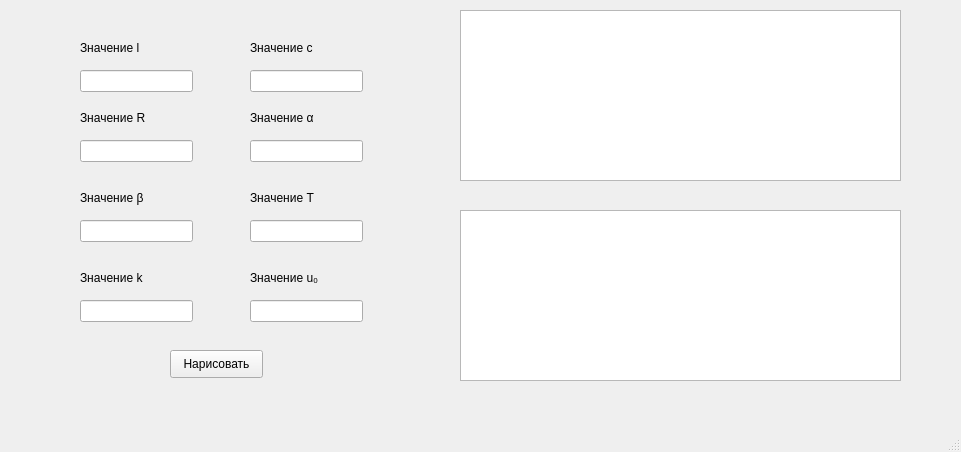
DonMaxon/nmmp, file interface.ui: the form before one commit.
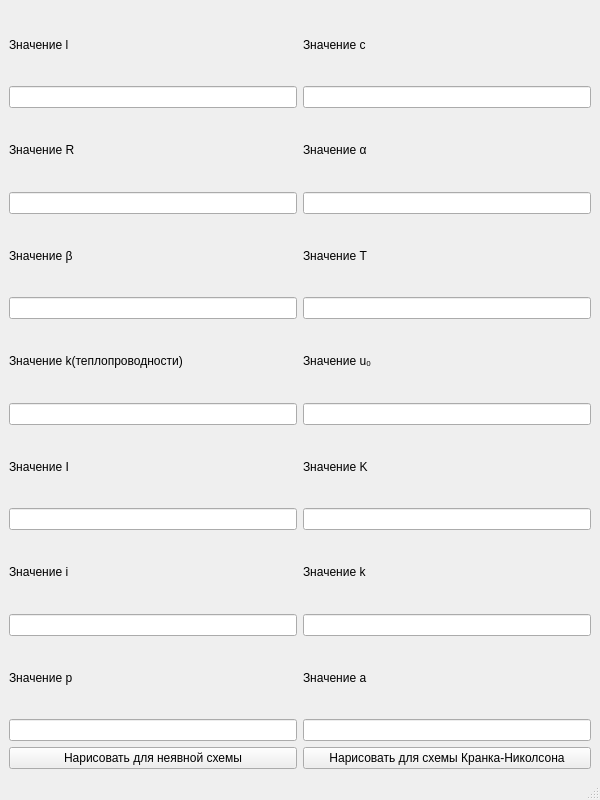
The form after the commit.

Commit message: Добавлены графики

What changed in the file:
```diff
--- a/interface.ui
+++ b/interface.ui
@@ -6,237 +6,194 @@
    <rect>
     <x>0</x>
     <y>0</y>
-    <width>961</width>
-    <height>452</height>
+    <width>600</width>
+    <height>800</height>
    </rect>
   </property>
   <property name="minimumSize">
    <size>
-    <width>960</width>
-    <height>450</height>
+    <width>600</width>
+    <height>800</height>
+   </size>
+  </property>
+  <property name="maximumSize">
+   <size>
+    <width>600</width>
+    <height>800</height>
    </size>
   </property>
   <property name="windowTitle">
    <string>MainWindow</string>
   </property>
   <widget class="QWidget" name="centralwidget">
-   <widget class="QPushButton" name="pushButton">
-    <property name="geometry">
-     <rect>
-      <x>170</x>
-      <y>350</y>
-      <width>93</width>
-      <height>28</height>
-     </rect>
-    </property>
-    <property name="text">
-     <string>Нарисовать</string>
-    </property>
-   </widget>
-   <widget class="QLabel" name="label">
-    <property name="geometry">
-     <rect>
-      <x>80</x>
-      <y>40</y>
-      <width>71</width>
-      <height>16</height>
-     </rect>
-    </property>
-    <property name="text">
-     <string>Значение l</string>
-    </property>
-   </widget>
-   <widget class="QLineEdit" name="lineEdit">
-    <property name="geometry">
-     <rect>
-      <x>80</x>
-      <y>70</y>
-      <width>113</width>
-      <height>22</height>
-     </rect>
-    </property>
-   </widget>
-   <widget class="QLabel" name="label_2">
-    <property name="geometry">
-     <rect>
-      <x>80</x>
-      <y>110</y>
-      <width>71</width>
-      <height>16</height>
-     </rect>
-    </property>
-    <property name="text">
-     <string>Значение R</string>
-    </property>
-   </widget>
-   <widget class="QLineEdit" name="lineEdit_2">
-    <property name="geometry">
-     <rect>
-      <x>80</x>
-      <y>140</y>
-      <width>113</width>
-      <height>22</height>
-     </rect>
-    </property>
-   </widget>
-   <widget class="QLabel" name="label_3">
-    <property name="geometry">
-     <rect>
-      <x>80</x>
-      <y>190</y>
-      <width>71</width>
-      <height>16</height>
-     </rect>
-    </property>
-    <property name="text">
-     <string>Значение β</string>
-    </property>
-   </widget>
-   <widget class="QLineEdit" name="lineEdit_3">
-    <property name="geometry">
-     <rect>
-      <x>80</x>
-      <y>220</y>
-      <width>113</width>
-      <height>22</height>
-     </rect>
-    </property>
-   </widget>
-   <widget class="QLabel" name="label_4">
-    <property name="geometry">
-     <rect>
-      <x>80</x>
-      <y>270</y>
-      <width>71</width>
-      <height>16</height>
-     </rect>
-    </property>
-    <property name="text">
-     <string>Значение k</string>
-    </property>
-   </widget>
-   <widget class="QLineEdit" name="lineEdit_4">
-    <property name="geometry">
-     <rect>
-      <x>80</x>
-      <y>300</y>
-      <width>113</width>
-      <height>22</height>
-     </rect>
-    </property>
-   </widget>
-   <widget class="QLineEdit" name="lineEdit_5">
-    <property name="geometry">
-     <rect>
-      <x>250</x>
-      <y>70</y>
-      <width>113</width>
-      <height>22</height>
-     </rect>
-    </property>
-   </widget>
-   <widget class="QLabel" name="label_5">
-    <property name="geometry">
-     <rect>
-      <x>250</x>
-      <y>40</y>
-      <width>71</width>
-      <height>16</height>
-     </rect>
-    </property>
-    <property name="text">
-     <string>Значение c</string>
-    </property>
-   </widget>
-   <widget class="QLineEdit" name="lineEdit_6">
-    <property name="geometry">
-     <rect>
-      <x>250</x>
-      <y>140</y>
-      <width>113</width>
-      <height>22</height>
-     </rect>
-    </property>
-   </widget>
-   <widget class="QLabel" name="label_6">
-    <property name="geometry">
-     <rect>
-      <x>250</x>
-      <y>110</y>
-      <width>71</width>
-      <height>16</height>
-     </rect>
-    </property>
-    <property name="text">
-     <string>Значение α</string>
-    </property>
-   </widget>
-   <widget class="QLineEdit" name="lineEdit_7">
-    <property name="geometry">
-     <rect>
-      <x>250</x>
-      <y>220</y>
-      <width>113</width>
-      <height>22</height>
-     </rect>
-    </property>
-   </widget>
-   <widget class="QLabel" name="label_7">
-    <property name="geometry">
-     <rect>
-      <x>250</x>
-      <y>190</y>
-      <width>71</width>
-      <height>16</height>
-     </rect>
-    </property>
-    <property name="text">
-     <string>Значение T</string>
-    </property>
-   </widget>
-   <widget class="QLineEdit" name="lineEdit_8">
-    <property name="geometry">
-     <rect>
-      <x>250</x>
-      <y>300</y>
-      <width>113</width>
-      <height>22</height>
-     </rect>
-    </property>
-   </widget>
-   <widget class="QLabel" name="label_8">
-    <property name="geometry">
-     <rect>
-      <x>250</x>
-      <y>270</y>
-      <width>81</width>
-      <height>16</height>
-     </rect>
-    </property>
-    <property name="text">
-     <string>Значение u₀</string>
-    </property>
-   </widget>
-   <widget class="QGraphicsView" name="graphicsView">
-    <property name="geometry">
-     <rect>
-      <x>460</x>
-      <y>10</y>
-      <width>441</width>
-      <height>171</height>
-     </rect>
-    </property>
-   </widget>
-   <widget class="QGraphicsView" name="graphicsView_2">
-    <property name="geometry">
-     <rect>
-      <x>460</x>
-      <y>210</y>
-      <width>441</width>
-      <height>171</height>
-     </rect>
-    </property>
-   </widget>
+   <layout class="QGridLayout" name="gridLayout">
+    <item row="0" column="0">
+     <widget class="QLabel" name="label">
+      <property name="text">
+       <string>Значение l</string>
+      </property>
+     </widget>
+    </item>
+    <item row="0" column="1">
+     <widget class="QLabel" name="label_5">
+      <property name="text">
+       <string>Значение c</string>
+      </property>
+     </widget>
+    </item>
+    <item row="1" column="0">
+     <widget class="QLineEdit" name="lineEdit"/>
+    </item>
+    <item row="1" column="1">
+     <widget class="QLineEdit" name="lineEdit_5"/>
+    </item>
+    <item row="2" column="0">
+     <widget class="QLabel" name="label_2">
+      <property name="text">
+       <string>Значение R</string>
+      </property>
+     </widget>
+    </item>
+    <item row="2" column="1">
+     <widget class="QLabel" name="label_6">
+      <property name="text">
+       <string>Значение α</string>
+      </property>
+     </widget>
+    </item>
+    <item row="3" column="0">
+     <widget class="QLineEdit" name="lineEdit_2"/>
+    </item>
+    <item row="3" column="1">
+     <widget class="QLineEdit" name="lineEdit_6"/>
+    </item>
+    <item row="4" column="0">
+     <widget class="QLabel" name="label_3">
+      <property name="text">
+       <string>Значение β</string>
+      </property>
+     </widget>
+    </item>
+    <item row="4" column="1">
+     <widget class="QLabel" name="label_7">
+      <property name="text">
+       <string>Значение T</string>
+      </property>
+     </widget>
+    </item>
+    <item row="5" column="0">
+     <widget class="QLineEdit" name="lineEdit_3"/>
+    </item>
+    <item row="5" column="1">
+     <widget class="QLineEdit" name="lineEdit_7"/>
+    </item>
+    <item row="6" column="0">
+     <widget class="QLabel" name="label_4">
+      <property name="text">
+       <string>Значение k(теплопроводности)</string>
+      </property>
+     </widget>
+    </item>
+    <item row="6" column="1">
+     <widget class="QLabel" name="label_8">
+      <property name="text">
+       <string>Значение u₀</string>
+      </property>
+     </widget>
+    </item>
+    <item row="7" column="0">
+     <widget class="QLineEdit" name="lineEdit_4"/>
+    </item>
+    <item row="7" column="1">
+     <widget class="QLineEdit" name="lineEdit_8"/>
+    </item>
+    <item row="8" column="0">
+     <widget class="QLabel" name="label_9">
+      <property name="text">
+       <string>Значение I</string>
+      </property>
+     </widget>
+    </item>
+    <item row="8" column="1">
+     <widget class="QLabel" name="label_10">
+      <property name="text">
+       <string>Значение K</string>
+      </property>
+     </widget>
+    </item>
+    <item row="9" column="0">
+     <widget class="QLineEdit" name="lineEdit_9"/>
+    </item>
+    <item row="9" column="1">
+     <widget class="QLineEdit" name="lineEdit_10"/>
+    </item>
+    <item row="10" column="0">
+     <widget class="QLabel" name="label_11">
+      <property name="text">
+       <string>Значение i</string>
+      </property>
+     </widget>
+    </item>
+    <item row="10" column="1">
+     <widget class="QLabel" name="label_12">
+      <property name="text">
+       <string>Значение k</string>
+      </property>
+     </widget>
+    </item>
+    <item row="11" column="0">
+     <widget class="QLineEdit" name="lineEdit_11"/>
+    </item>
+    <item row="11" column="1">
+     <widget class="QLineEdit" name="lineEdit_12"/>
+    </item>
+    <item row="12" column="0">
+     <widget class="QLabel" name="label_13">
+      <property name="text">
+       <string>Значение p</string>
+      </property>
+     </widget>
+    </item>
+    <item row="12" column="1">
+     <widget class="QLabel" name="label_14">
+      <property name="text">
+       <string>Значение a</string>
+      </property>
+     </widget>
+    </item>
+    <item row="13" column="0">
+     <widget class="QLineEdit" name="lineEdit_13"/>
+    </item>
+    <item row="13" column="1">
+     <widget class="QLineEdit" name="lineEdit_14"/>
+    </item>
+    <item row="14" column="0">
+     <widget class="QPushButton" name="pushButton">
+      <property name="minimumSize">
+       <size>
+        <width>260</width>
+        <height>0</height>
+       </size>
+      </property>
+      <property name="text">
+       <string>Нарисовать для неявной схемы</string>
+      </property>
+     </widget>
+    </item>
+    <item row="14" column="1">
+     <widget class="QPushButton" name="pushButton_2">
+      <property name="minimumSize">
+       <size>
+        <width>260</width>
+        <height>0</height>
+       </size>
+      </property>
+      <property name="text">
+       <string>Нарисовать для схемы Кранка-Николсона</string>
+      </property>
+     </widget>
+    </item>
+   </layout>
   </widget>
   <widget class="QMenuBar" name="menubar">
    <property name="geometry">
```
Left out of the diff: 2 changed lines with no effect on the pictures. The commit also changes 1 other file.
